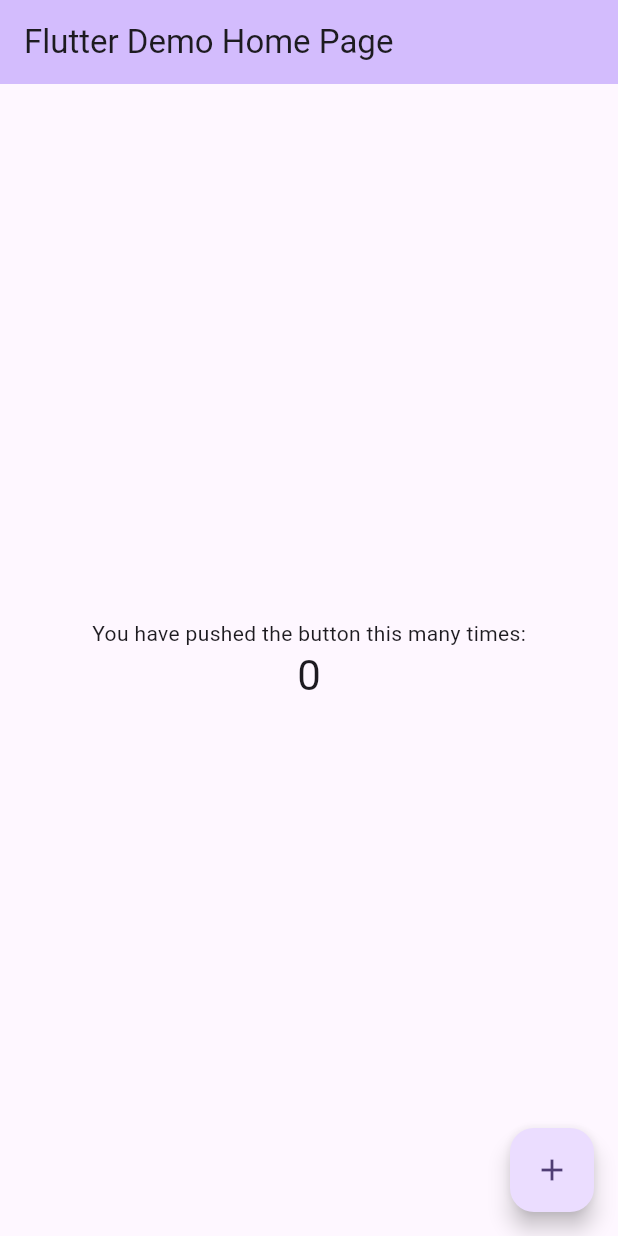
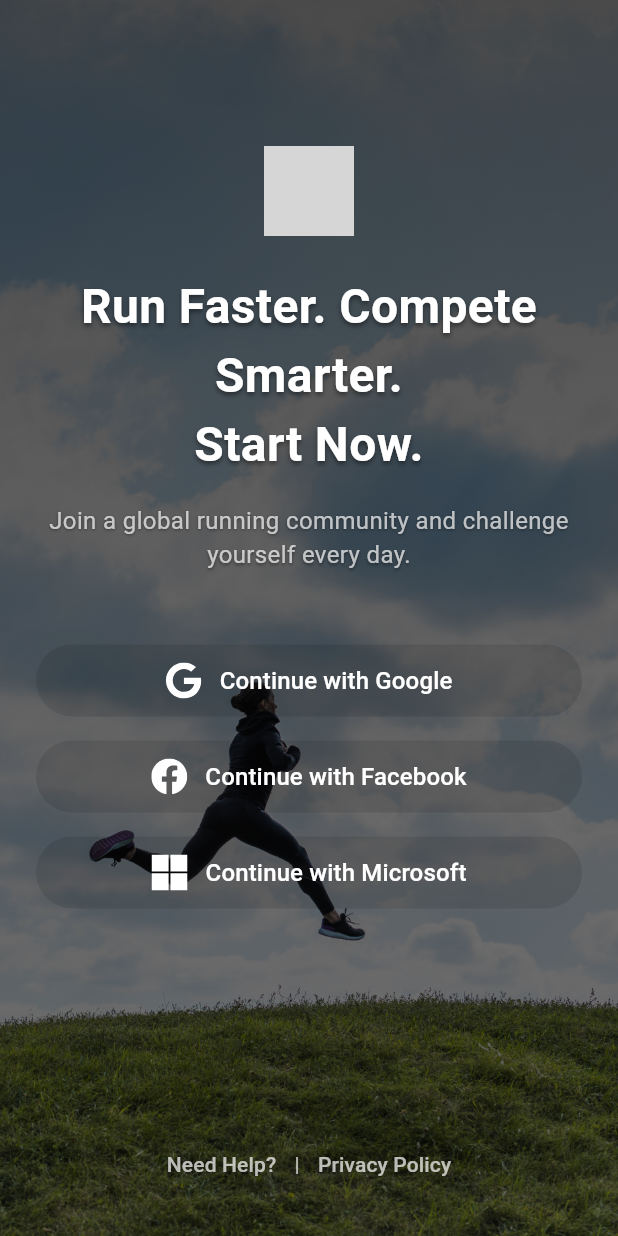
Before and after one commit to ardacelik07/MovliqFlutter, a Flutter app: the screen it shows after launch, on a phone screen of 412 x 824 dp. Run offline on Flutter 3.47's test engine with Material 3 defaults, Android fonts, the phone set to English and light mode, and no system bars; our stand-ins replace flutter_riverpod, flutter_svg; grey boxes are pictures that could not be loaded.

Commit message:
feat: login screen implementation with social buttons

```diff
--- /dev/null
+++ b/lib/core/constants/app_constants.dart
@@ -0,0 +1,11 @@
+class AppConstants {
+  static const String appName = 'Movliq';
+  static const String tagline = 'Run Faster. Compete Smarter.\nStart Now.';
+  static const String subTagline =
+      'Join a global running community and challenge yourself every day.';
+
+  // API Endpoints
+  static const String baseUrl = 'http://localhost:5000/api';
+  static const String loginEndpoint = '/auth/login';
+  static const String registerEndpoint = '/auth/register';
+}
--- /dev/null
+++ b/lib/core/theme/app_theme.dart
@@ -0,0 +1,27 @@
+import 'package:flutter/material.dart';
+
+class AppTheme {
+  static ThemeData get lightTheme {
+    return ThemeData(
+      primarySwatch: Colors.blue,
+      scaffoldBackgroundColor: Colors.black,
+      textTheme: const TextTheme(
+        headlineLarge: TextStyle(
+          color: Colors.white,
+          fontSize: 32,
+          fontWeight: FontWeight.bold,
+        ),
+        bodyLarge: TextStyle(
+          color: Colors.white,
+          fontSize: 16,
+        ),
+      ),
+      elevatedButtonTheme: ElevatedButtonThemeData(
+        style: ElevatedButton.styleFrom(
+          elevation: 0,
+          minimumSize: const Size(double.infinity, 48),
+        ),
+      ),
+    );
+  }
+}
--- /dev/null
+++ b/lib/features/auth/presentation/screens/login_screen.dart
@@ -0,0 +1,58 @@
+import 'package:flutter/material.dart';
+import 'package:flutter_riverpod/flutter_riverpod.dart';
+import '../widgets/background_widget.dart';
+import '../widgets/social_login_button.dart';
+import '../widgets/tagline_widget.dart';
+import '../widgets/footer_widget.dart';
+
+class LoginScreen extends ConsumerWidget {
+  const LoginScreen({super.key});
+
+  @override
+  Widget build(BuildContext context, WidgetRef ref) {
+    return Scaffold(
+      body: Stack(
+        children: [
+          const BackgroundWidget(),
+          SafeArea(
+            child: Padding(
+              padding: const EdgeInsets.symmetric(horizontal: 24.0),
+              child: Column(
+                children: [
+                  const Spacer(flex: 2),
+                  Image.asset(
+                    'assets/images/movliq_beyaz.png',
+                    height: 60,
+                  ),
+                  const SizedBox(height: 24),
+                  const TaglineWidget(),
+                  const SizedBox(height: 48),
+                  SocialLoginButton.google(
+                    onPressed: () {
+                      // TODO: Implement Google login
+                    },
+                  ),
+                  const SizedBox(height: 16),
+                  SocialLoginButton.facebook(
+                    onPressed: () {
+                      // TODO: Implement Facebook login
+                    },
+                  ),
+                  const SizedBox(height: 16),
+                  SocialLoginButton.microsoft(
+                    onPressed: () {
+                      // TODO: Implement Microsoft login
+                    },
+                  ),
+                  const Spacer(flex: 3),
+                  const FooterWidget(),
+                  const SizedBox(height: 24),
+                ],
+              ),
+            ),
+          ),
+        ],
+      ),
+    );
+  }
+}
--- /dev/null
+++ b/lib/features/auth/presentation/widgets/background_widget.dart
@@ -0,0 +1,30 @@
+import 'package:flutter/material.dart';
+
+class BackgroundWidget extends StatelessWidget {
+  const BackgroundWidget({super.key});
+
+  @override
+  Widget build(BuildContext context) {
+    return Stack(
+      fit: StackFit.expand,
+      children: [
+        Image.asset(
+          'assets/images/loginbackground.jpg',
+          fit: BoxFit.cover,
+        ),
+        Container(
+          decoration: BoxDecoration(
+            gradient: LinearGradient(
+              begin: Alignment.topCenter,
+              end: Alignment.bottomCenter,
+              colors: [
+                Colors.black.withOpacity(0.7),
+                Colors.black.withOpacity(0.5),
+              ],
+            ),
+          ),
+        ),
+      ],
+    );
+  }
+}
--- /dev/null
+++ b/lib/features/auth/presentation/widgets/footer_widget.dart
@@ -0,0 +1,45 @@
+import 'package:flutter/material.dart';
+
+class FooterWidget extends StatelessWidget {
+  const FooterWidget({super.key});
+
+  @override
+  Widget build(BuildContext context) {
+    return Row(
+      mainAxisAlignment: MainAxisAlignment.center,
+      children: [
+        TextButton(
+          onPressed: () {
+            // TODO: Implement help action
+          },
+          child: const Text(
+            'Need Help?',
+            style: TextStyle(
+              color: Colors.white70,
+              fontSize: 14,
+            ),
+          ),
+        ),
+        const Text(
+          '|',
+          style: TextStyle(
+            color: Colors.white70,
+            fontSize: 14,
+          ),
+        ),
+        TextButton(
+          onPressed: () {
+            // TODO: Implement privacy policy action
+          },
+          child: const Text(
+            'Privacy Policy',
+            style: TextStyle(
+              color: Colors.white70,
+              fontSize: 14,
+            ),
+          ),
+        ),
+      ],
+    );
+  }
+}
--- /dev/null
+++ b/lib/features/auth/presentation/widgets/social_login_button.dart
@@ -0,0 +1,84 @@
+import 'package:flutter/material.dart';
+import 'package:flutter_svg/flutter_svg.dart';
+
+class SocialLoginButton extends StatelessWidget {
+  final String text;
+  final String iconPath;
+  final Color color;
+  final VoidCallback onPressed;
+
+  const SocialLoginButton._({
+    required this.text,
+    required this.iconPath,
+    required this.color,
+    required this.onPressed,
+  });
+
+  factory SocialLoginButton.google({required VoidCallback onPressed}) {
+    return SocialLoginButton._(
+      text: 'Continue with Google',
+      iconPath: 'assets/icons/google.svg',
+      color: const Color.fromARGB(26, 0, 0, 0),
+      onPressed: onPressed,
+    );
+  }
+
+  factory SocialLoginButton.facebook({required VoidCallback onPressed}) {
+    return SocialLoginButton._(
+      text: 'Continue with Facebook',
+      iconPath: 'assets/icons/facebook.svg',
+      color: const Color.fromARGB(26, 0, 0, 0),
+      onPressed: onPressed,
+    );
+  }
+
+  factory SocialLoginButton.microsoft({required VoidCallback onPressed}) {
+    return SocialLoginButton._(
+      text: 'Continue with Microsoft',
+      iconPath: 'assets/icons/microsoft.svg',
+      color: const Color.fromARGB(26, 0, 0, 0),
+      onPressed: onPressed,
+    );
+  }
+
+  @override
+  Widget build(BuildContext context) {
+    return AnimatedContainer(
+      duration: const Duration(milliseconds: 200),
+      child: ElevatedButton(
+        style: ElevatedButton.styleFrom(
+          backgroundColor: color,
+          foregroundColor: color == Colors.white ? Colors.black : Colors.white,
+          padding: const EdgeInsets.symmetric(horizontal: 24, vertical: 12),
+          shape: RoundedRectangleBorder(
+            borderRadius: BorderRadius.circular(30),
+          ),
+        ),
+        onPressed: onPressed,
+        child: Row(
+          mainAxisAlignment: MainAxisAlignment.center,
+          mainAxisSize: MainAxisSize.min,
+          crossAxisAlignment: CrossAxisAlignment.center,
+          children: [
+            SvgPicture.asset(
+              iconPath,
+              height: 24,
+              width: 24,
+              colorFilter: color == Colors.white
+                  ? const ColorFilter.mode(Colors.black, BlendMode.srcIn)
+                  : const ColorFilter.mode(Colors.white, BlendMode.srcIn),
+            ),
+            const SizedBox(width: 12),
+            Text(
+              text,
+              style: const TextStyle(
+                fontSize: 16,
+                fontWeight: FontWeight.w500,
+              ),
+            ),
+          ],
+        ),
+      ),
+    );
+  }
+}
--- /dev/null
+++ b/lib/features/auth/presentation/widgets/tagline_widget.dart
@@ -0,0 +1,46 @@
+import 'package:flutter/material.dart';
+import '../../../../core/constants/app_constants.dart';
+
+class TaglineWidget extends StatelessWidget {
+  const TaglineWidget({super.key});
+
+  @override
+  Widget build(BuildContext context) {
+    return Column(
+      children: [
+        Text(
+          AppConstants.tagline,
+          textAlign: TextAlign.center,
+          style: const TextStyle(
+            fontSize: 32,
+            fontWeight: FontWeight.bold,
+            color: Colors.white,
+            shadows: [
+              Shadow(
+                offset: Offset(0, 2),
+                blurRadius: 4,
+                color: Colors.black45,
+              ),
+            ],
+          ),
+        ),
+        const SizedBox(height: 16),
+        Text(
+          AppConstants.subTagline,
+          textAlign: TextAlign.center,
+          style: const TextStyle(
+            fontSize: 16,
+            color: Colors.white70,
+            shadows: [
+              Shadow(
+                offset: Offset(0, 1),
+                blurRadius: 2,
+                color: Colors.black45,
+              ),
+            ],
+          ),
+        ),
+      ],
+    );
+  }
+}
--- a/lib/main.dart
+++ b/lib/main.dart
@@ -1,125 +1,25 @@
 import 'package:flutter/material.dart';
+import 'package:flutter_riverpod/flutter_riverpod.dart';
+import 'features/auth/presentation/screens/login_screen.dart';
+import 'core/theme/app_theme.dart';
 
 void main() {
-  runApp(const MyApp());
+  runApp(
+    const ProviderScope(
+      child: MovliqApp(),
+    ),
+  );
 }
 
-class MyApp extends StatelessWidget {
-  const MyApp({super.key});
+class MovliqApp extends StatelessWidget {
+  const MovliqApp({super.key});
 
-  // This widget is the root of your application.
   @override
   Widget build(BuildContext context) {
     return MaterialApp(
-      title: 'Flutter Demo',
-      theme: ThemeData(
-        // This is the theme of your application.
-        //
-        // TRY THIS: Try running your application with "flutter run". You'll see
-        // the application has a purple toolbar. Then, without quitting the app,
-        // try changing the seedColor in the colorScheme below to Colors.green
-        // and then invoke "hot reload" (save your changes or press the "hot
-        // reload" button in a Flutter-supported IDE, or press "r" if you used
-        // the command line to start the app).
-        //
-        // Notice that the counter didn't reset back to zero; the application
-        // state is not lost during the reload. To reset the state, use hot
-        // restart instead.
-        //
-        // This works for code too, not just values: Most code changes can be
-        // tested with just a hot reload.
-        colorScheme: ColorScheme.fromSeed(seedColor: Colors.deepPurple),
-        useMaterial3: true,
-      ),
-      home: const MyHomePage(title: 'Flutter Demo Home Page'),
+      title: 'Movliq',
+      theme: AppTheme.lightTheme,
+      home: const LoginScreen(),
     );
   }
 }
-
-class MyHomePage extends StatefulWidget {
-  const MyHomePage({super.key, required this.title});
-
-  // This widget is the home page of your application. It is stateful, meaning
-  // that it has a State object (defined below) that contains fields that affect
-  // how it looks.
-
-  // This class is the configuration for the state. It holds the values (in this
-  // case the title) provided by the parent (in this case the App widget) and
-  // used by the build method of the State. Fields in a Widget subclass are
-  // always marked "final".
-
-  final String title;
-
-  @override
-  State<MyHomePage> createState() => _MyHomePageState();
-}
-
-class _MyHomePageState extends State<MyHomePage> {
-  int _counter = 0;
-
-  void _incrementCounter() {
-    setState(() {
-      // This call to setState tells the Flutter framework that something has
-      // changed in this State, which causes it to rerun the build method below
-      // so that the display can reflect the updated values. If we changed
-      // _counter without calling setState(), then the build method would not be
-      // called again, and so nothing would appear to happen.
-      _counter++;
-    });
-  }
-
-  @override
-  Widget build(BuildContext context) {
-    // This method is rerun every time setState is called, for instance as done
-    // by the _incrementCounter method above.
-    //
-    // The Flutter framework has been optimized to make rerunning build methods
-    // fast, so that you can just rebuild anything that needs updating rather
-    // than having to individually change instances of widgets.
-    return Scaffold(
-      appBar: AppBar(
-        // TRY THIS: Try changing the color here to a specific color (to
-        // Colors.amber, perhaps?) and trigger a hot reload to see the AppBar
-        // change color while the other colors stay the same.
-        backgroundColor: Theme.of(context).colorScheme.inversePrimary,
-        // Here we take the value from the MyHomePage object that was created by
-        // the App.build method, and use it to set our appbar title.
-        title: Text(widget.title),
-      ),
-      body: Center(
-        // Center is a layout widget. It takes a single child and positions it
-        // in the middle of the parent.
-        child: Column(
-          // Column is also a layout widget. It takes a list of children and
-          // arranges them vertically. By default, it sizes itself to fit its
-          // children horizontally, and tries to be as tall as its parent.
-          //
-          // Column has various properties to control how it sizes itself and
-          // how it positions its children. Here we use mainAxisAlignment to
-          // center the children vertically; the main axis here is the vertical
-          // axis because Columns are vertical (the cross axis would be
-          // horizontal).
-          //
-          // TRY THIS: Invoke "debug painting" (choose the "Toggle Debug Paint"
-          // action in the IDE, or press "p" in the console), to see the
-          // wireframe for each widget.
-          mainAxisAlignment: MainAxisAlignment.center,
-          children: <Widget>[
-            const Text(
-              'You have pushed the button this many times:',
-            ),
-            Text(
-              '$_counter',
-              style: Theme.of(context).textTheme.headlineMedium,
-            ),
-          ],
-        ),
-      ),
-      floatingActionButton: FloatingActionButton(
-        onPressed: _incrementCounter,
-        tooltip: 'Increment',
-        child: const Icon(Icons.add),
-      ), // This trailing comma makes auto-formatting nicer for build methods.
-    );
-  }
-}
```
Also changed, not shown: pubspec.yaml (+6 -3 lines), assets/icons/facebook-3-logo-svgrepo-com.svg (added), assets/icons/facebook.svg (added), assets/icons/google-icon-logo-svgrepo-com.svg (added), assets/icons/google.svg (added), assets/icons/microsoft.svg (added), assets/images/Movliq_beyaz.png (added), assets/images/loginbackground.jpg (added), pubspec.lock, 1 other file.
